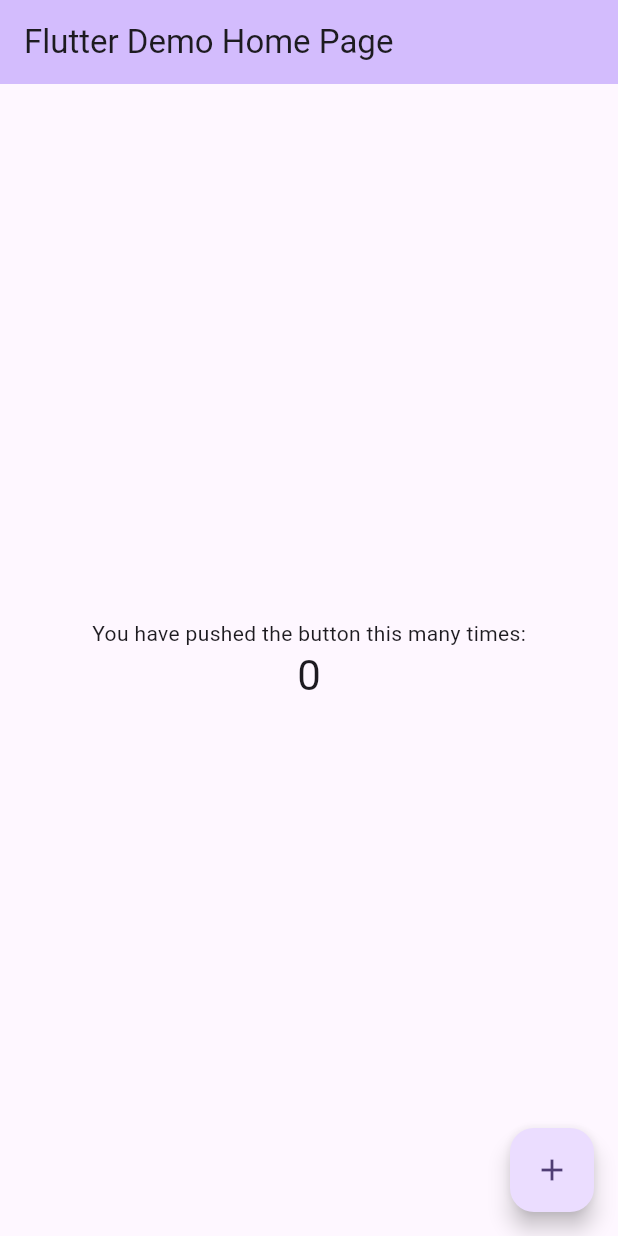
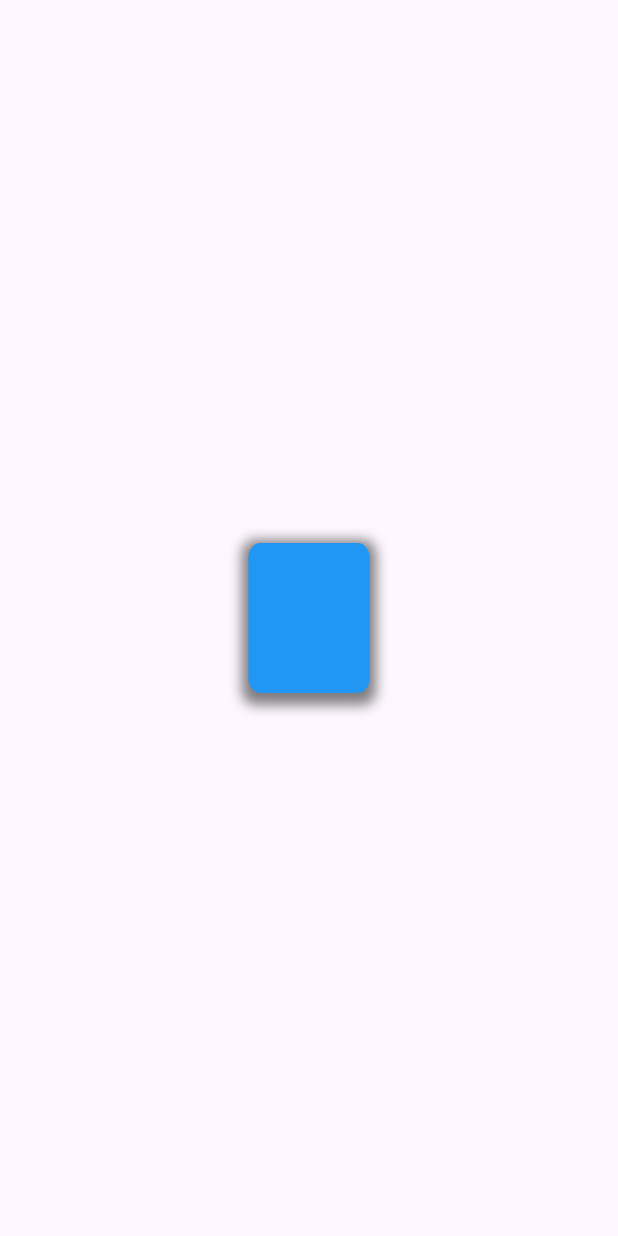
Before and after one commit to thedarkknight13/flutteranimations, a Flutter app: the screen it shows after launch, on a phone screen of 412 x 824 dp. Run offline on Flutter 3.47's test engine with Material 3 defaults, Android fonts, the phone set to English and light mode, and no system bars.

Commit message:
step 2: added the rotating rectangular container

```diff
--- a/lib/main.dart
+++ b/lib/main.dart
@@ -1,4 +1,5 @@
 import 'package:flutter/material.dart';
+import 'package:flutteranimations/rotating_container/my_home_page.dart';
 
 void main() {
   runApp(const MyApp());
@@ -13,113 +14,10 @@ class MyApp extends StatelessWidget {
     return MaterialApp(
       title: 'Flutter Demo',
       theme: ThemeData(
-        // This is the theme of your application.
-        //
-        // TRY THIS: Try running your application with "flutter run". You'll see
-        // the application has a purple toolbar. Then, without quitting the app,
-        // try changing the seedColor in the colorScheme below to Colors.green
-        // and then invoke "hot reload" (save your changes or press the "hot
-        // reload" button in a Flutter-supported IDE, or press "r" if you used
-        // the command line to start the app).
-        //
-        // Notice that the counter didn't reset back to zero; the application
-        // state is not lost during the reload. To reset the state, use hot
-        // restart instead.
-        //
-        // This works for code too, not just values: Most code changes can be
-        // tested with just a hot reload.
         colorScheme: ColorScheme.fromSeed(seedColor: Colors.deepPurple),
         useMaterial3: true,
       ),
-      home: const MyHomePage(title: 'Flutter Demo Home Page'),
+      home: MyHomePage(),
     );
   }
 }
-
-class MyHomePage extends StatefulWidget {
-  const MyHomePage({super.key, required this.title});
-
-  // This widget is the home page of your application. It is stateful, meaning
-  // that it has a State object (defined below) that contains fields that affect
-  // how it looks.
-
-  // This class is the configuration for the state. It holds the values (in this
-  // case the title) provided by the parent (in this case the App widget) and
-  // used by the build method of the State. Fields in a Widget subclass are
-  // always marked "final".
-
-  final String title;
-
-  @override
-  State<MyHomePage> createState() => _MyHomePageState();
-}
-
-class _MyHomePageState extends State<MyHomePage> {
-  int _counter = 0;
-
-  void _incrementCounter() {
-    setState(() {
-      // This call to setState tells the Flutter framework that something has
-      // changed in this State, which causes it to rerun the build method below
-      // so that the display can reflect the updated values. If we changed
-      // _counter without calling setState(), then the build method would not be
-      // called again, and so nothing would appear to happen.
-      _counter++;
-    });
-  }
-
-  @override
-  Widget build(BuildContext context) {
-    // This method is rerun every time setState is called, for instance as done
-    // by the _incrementCounter method above.
-    //
-    // The Flutter framework has been optimized to make rerunning build methods
-    // fast, so that you can just rebuild anything that needs updating rather
-    // than having to individually change instances of widgets.
-    return Scaffold(
-      appBar: AppBar(
-        // TRY THIS: Try changing the color here to a specific color (to
-        // Colors.amber, perhaps?) and trigger a hot reload to see the AppBar
-        // change color while the other colors stay the same.
-        backgroundColor: Theme.of(context).colorScheme.inversePrimary,
-        // Here we take the value from the MyHomePage object that was created by
-        // the App.build method, and use it to set our appbar title.
-        title: Text(widget.title),
-      ),
-      body: Center(
-        // Center is a layout widget. It takes a single child and positions it
-        // in the middle of the parent.
-        child: Column(
-          // Column is also a layout widget. It takes a list of children and
-          // arranges them vertically. By default, it sizes itself to fit its
-          // children horizontally, and tries to be as tall as its parent.
-          //
-          // Column has various properties to control how it sizes itself and
-          // how it positions its children. Here we use mainAxisAlignment to
-          // center the children vertically; the main axis here is the vertical
-          // axis because Columns are vertical (the cross axis would be
-          // horizontal).
-          //
-          // TRY THIS: Invoke "debug painting" (choose the "Toggle Debug Paint"
-          // action in the IDE, or press "p" in the console), to see the
-          // wireframe for each widget.
-          mainAxisAlignment: MainAxisAlignment.center,
-          children: <Widget>[
-            const Text(
-              'You have pushed the button this many times:',
-            ),
-            Text(
-              '$_counter',
-              style: Theme.of(context).textTheme.headlineMedium,
-            ),
-          ],
-        ),
-      ),
-      floatingActionButton: FloatingActionButton(
-        onPressed: _incrementCounter,
-        tooltip: 'Increment',
-        child: const Icon(Icons.add),
-      ), // This trailing comma makes auto-formatting nicer for build methods.
-    );
-  }
-}
--- /dev/null
+++ b/lib/rotating_container/my_home_page.dart
@@ -0,0 +1,71 @@
+import 'package:flutter/material.dart';
+import 'dart:math' show pi;
+
+class MyHomePage extends StatefulWidget {
+  const MyHomePage({super.key});
+
+  @override
+  State<MyHomePage> createState() => _MyHomePageState();
+}
+
+class _MyHomePageState extends State<MyHomePage>
+    with SingleTickerProviderStateMixin {
+  late AnimationController _controller;
+  late Animation<double> _animation;
+
+  @override
+  void initState() {
+    super.initState();
+    _controller = AnimationController(
+      vsync: this,
+      duration: const Duration(seconds: 2),
+    );
+    _animation = Tween<double>(
+      begin: 0,
+      end: 2 * pi,
+    ).animate(_controller);
+    _controller.repeat();
+  }
+
+  @override
+  void dispose() {
+    _controller.dispose();
+    super.dispose();
+  }
+
+  @override
+  Widget build(BuildContext context) {
+    return Scaffold(
+      body: Center(
+        child: AnimatedBuilder(
+          animation: _controller,
+          builder: (context, child) {
+            return Transform(
+              alignment: Alignment.center,
+              transform: Matrix4.identity()
+                ..rotateY(
+                  _animation.value,
+                ),
+              child: Container(
+                width: 100,
+                height: 100,
+                decoration: BoxDecoration(
+                  color: Colors.blue,
+                  borderRadius: BorderRadius.circular(10),
+                  boxShadow: [
+                    BoxShadow(
+                      color: Colors.black.withAlpha(127),
+                      spreadRadius: 5,
+                      blurRadius: 7,
+                      offset: const Offset(0, 3),
+                    ),
+                  ],
+                ),
+              ),
+            );
+          },
+        ),
+      ),
+    );
+  }
+}
--- a/pubspec.yaml
+++ b/pubspec.yaml
@@ -45,7 +45,7 @@ dev_dependencies:
   # activated in the `analysis_options.yaml` file located at the root of your
   # package. See that file for information about deactivating specific lint
   # rules and activating additional ones.
-  flutter_lints: ^4.0.0
+  flutter_lints: ^5.0.0
 
 # For information on the generic Dart part of this file, see the
 # following page: https://dart.dev/tools/pub/pubspec
```
Also changed, not shown: pubspec.lock, 1 other file.
